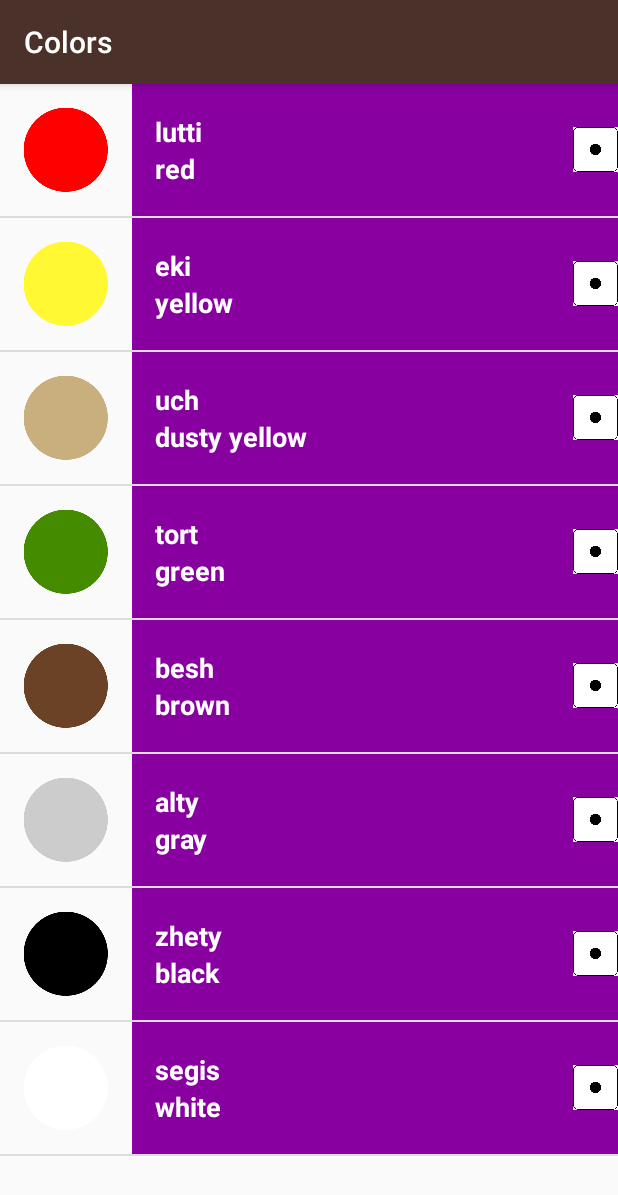
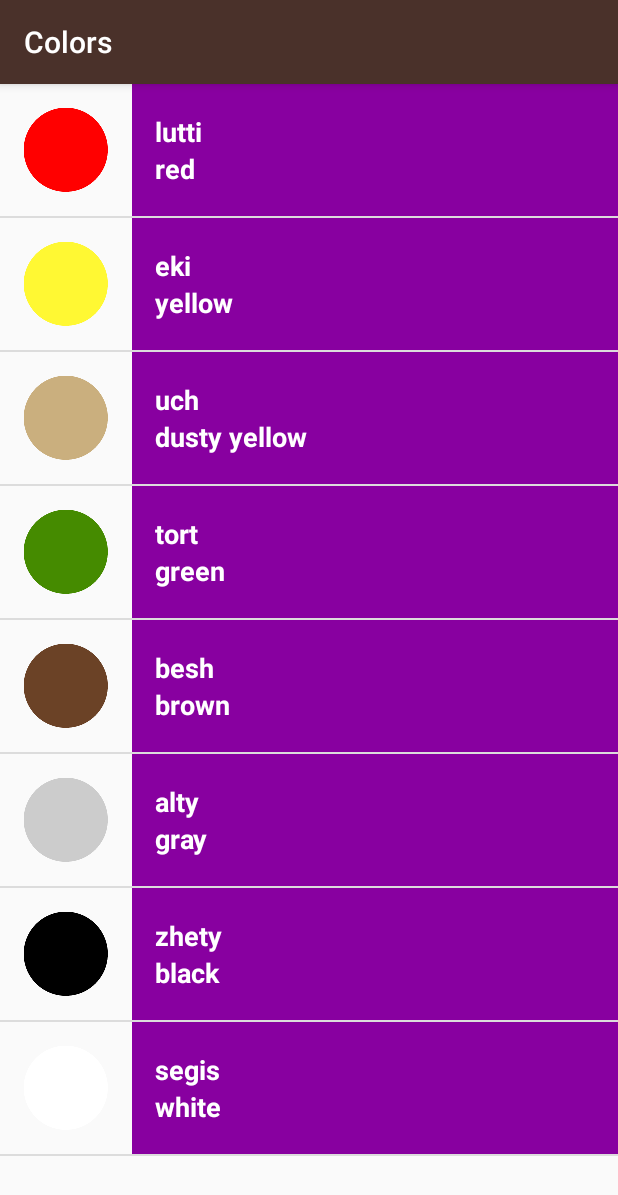
Before and after one commit to Bad-lion/miWok, an Android app: the ColorsActivity screen opened directly, with no data from a screen before it, on a phone screen of 412 x 824 dp. Shown: the top 1195 px of the screen. Run offline under Robolectric (Android 15) with nearby library versions, the phone set to English and light mode, and no system bars.

Commit message:
test 12.10

```diff
--- a/app/src/main/java/com/example/miwok/NumbersActivity.kt
+++ b/app/src/main/java/com/example/miwok/NumbersActivity.kt
@@ -2,7 +2,7 @@ package com.example.miwok
 import android.os.Bundle
 import android.widget.ListView
 import androidx.appcompat.app.AppCompatActivity
-import kotlinx.android.synthetic.main.list_item.view.*
+
 
 
 
--- a/app/src/main/res/layout/activity_main.xml
+++ b/app/src/main/res/layout/activity_main.xml
@@ -31,11 +31,6 @@
         android:background="@color/category_phrases"
         android:text="@string/category_phrases" />
 
-    <TextView
-        android:id="@+id/test"
-        style="@style/CategoryStyle"
-        android:background="@android:color/black"
-        android:text="TEST" />
 
 
 </LinearLayout>
--- a/app/src/main/res/layout/list_item.xml
+++ b/app/src/main/res/layout/list_item.xml
@@ -1,15 +1,11 @@
 <?xml version="1.0" encoding="utf-8"?>
-<RelativeLayout xmlns:android="http://schemas.android.com/apk/res/android"
-    xmlns:app="http://schemas.android.com/apk/res-auto"
+<LinearLayout xmlns:android="http://schemas.android.com/apk/res/android"
     xmlns:tools="http://schemas.android.com/tools"
-    android:layout_width="match_parent"
-    android:layout_height="@dimen/list_item_height">
-
-    <LinearLayout
     android:layout_width="match_parent"
     android:layout_height="match_parent"
     android:minHeight="@dimen/list_item_height"
     android:orientation="horizontal">
+
 
     <ImageView
         android:id="@+id/image"
@@ -36,8 +32,6 @@
             tools:text="lutti" />
 
 
-
-
         <TextView
             android:id="@+id/defaultTextView"
             android:layout_width="match_parent"
@@ -51,16 +45,3 @@
 
     </LinearLayout>
 </LinearLayout>
-
-    <ImageView
-        android:layout_width="30dp"
-        android:layout_height="30dp"
-        android:src="@drawable/pict"
-        android:layout_alignParentEnd="true"
-        android:layout_centerVertical="true"
-        android:marginRight="15dp"
-        android:background="@android:color/white">
-
-    </ImageView>
-
-</RelativeLayout>
```
Also changed, not shown: app/src/main/java/com/example/miwok/TestActivity.kt (deleted, +0 -56 lines), app/src/main/res/layout/activity_test.xml (deleted, +0 -53 lines). Lines whose indentation alone changed are shown as unchanged.
